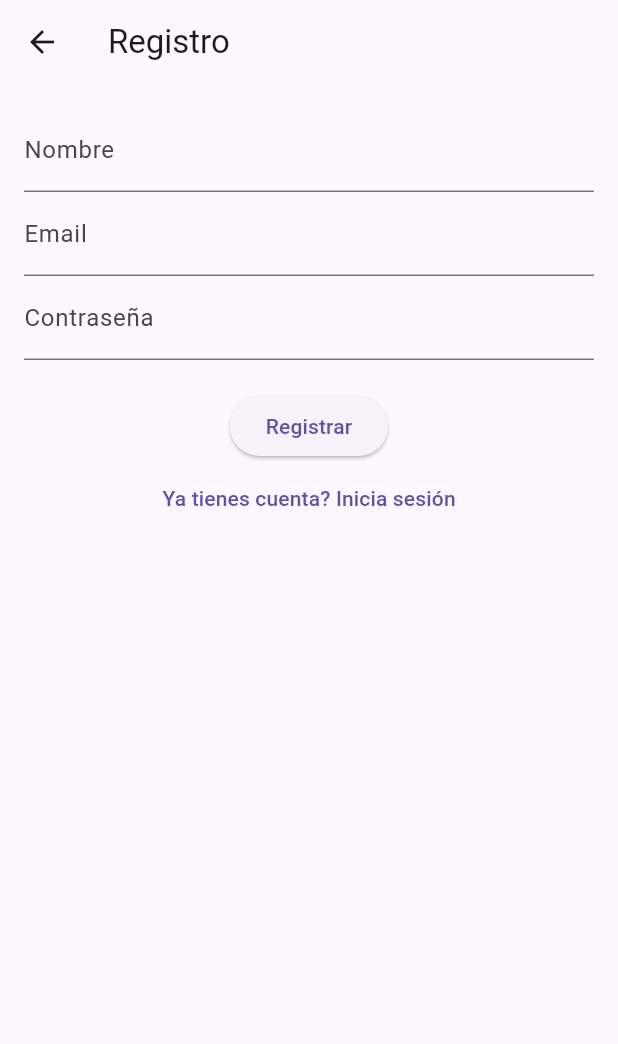
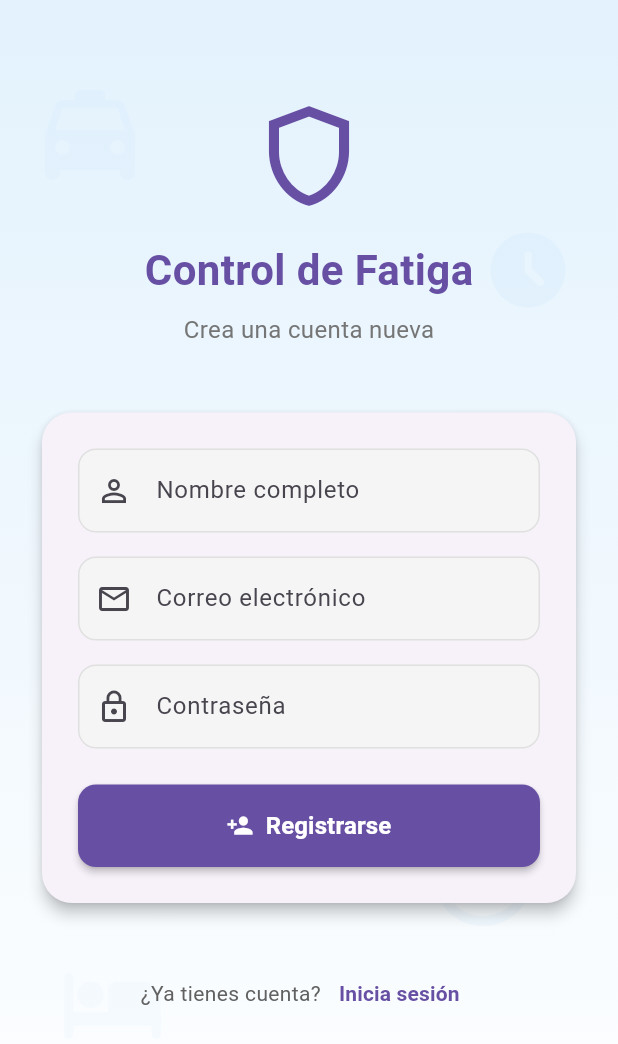
Before and after one commit to Andresch2/driver_fatigue, a Flutter app: the RegisterPage screen opened by its route, on a phone screen of 412 x 824 dp. Shown: the top 1044 px of the screen. Run offline on Flutter 3.47's test engine with Material 3 defaults, Android fonts, the phone set to English and light mode, and no system bars; our stand-ins replace appwrite, get; network calls fail.

Commit message:
Subiendo login y register funcional con sus respectivos widgets

```diff
--- a/lib/app/pages/login_page.dart
+++ b/lib/app/pages/login_page.dart
@@ -5,6 +5,9 @@ import 'package:fatigue_control/app/controllers/user_controller.dart';
 import 'package:fatigue_control/app/data/repositories/user_repository.dart';
 import 'package:fatigue_control/app/routes/app_routes.dart';
 import 'package:fatigue_control/app/utils/validators.dart';
+import 'package:fatigue_control/app/widgets/custom_background.dart';
+import 'package:fatigue_control/app/widgets/custom_button.dart';
+import 'package:fatigue_control/app/widgets/custom_text_field.dart';
 import 'package:flutter/material.dart';
 import 'package:get/get.dart';
 
--- a/lib/app/pages/register_page.dart
+++ b/lib/app/pages/register_page.dart
@@ -1,56 +1,157 @@
+import 'package:appwrite/models.dart' show User;
+import 'package:fatigue_control/app/controllers/analysis_controller.dart';
+import 'package:fatigue_control/app/controllers/auth_controller.dart';
+import 'package:fatigue_control/app/controllers/user_controller.dart';
+import 'package:fatigue_control/app/data/repositories/user_repository.dart';
+import 'package:fatigue_control/app/routes/app_routes.dart';
+import 'package:fatigue_control/app/utils/validators.dart';
+import 'package:fatigue_control/app/widgets/custom_background.dart';
+import 'package:fatigue_control/app/widgets/custom_button.dart';
+import 'package:fatigue_control/app/widgets/custom_text_field.dart';
 import 'package:flutter/material.dart';
 import 'package:get/get.dart';
 
-import '../controllers/user_controller.dart';
-import '../routes/app_routes.dart';
-import '../services/auth_service.dart';
-import '../services/user_database_service.dart';
-
 class RegisterPage extends StatelessWidget {
   RegisterPage({super.key});
+
   final _nameCtrl  = TextEditingController();
   final _emailCtrl = TextEditingController();
   final _passCtrl  = TextEditingController();
-  final _auth      = Get.find<AuthService>();
-  final _userDb    = UserDatabaseService();
+
+  final _authC   = Get.find<AuthController>();
+  final _userDb  = UserRepository();
 
   @override
-  Widget build(BuildContext c) {
+  Widget build(BuildContext context) {
     return Scaffold(
-      appBar: AppBar(title: const Text('Registro')),
-      body: Padding(
-        padding: const EdgeInsets.all(16),
-        child: Column(children: [
-          TextField(controller: _nameCtrl,  decoration: const InputDecoration(labelText: 'Nombre')),
-          TextField(controller: _emailCtrl, decoration: const InputDecoration(labelText: 'Email')),
-          TextField(controller: _passCtrl,  decoration: const InputDecoration(labelText: 'Contraseña'), obscureText: true),
-          const SizedBox(height: 20),
-          ElevatedButton(
-            child: const Text('Registrar'),
-            onPressed: () async {
-              final name  = _nameCtrl.text.trim();
-              final email = _emailCtrl.text.trim();
-              final pass  = _passCtrl.text.trim();
-              if (name.isEmpty || email.isEmpty || pass.isEmpty) {
-                Get.snackbar('Error', 'Completa todos los campos');
-                return;
-              }
-              final user = await _auth.register(email: email, password: pass, name: name);
-              if (user == null) return;
+      body: CustomBackground(
+        child: SingleChildScrollView(
+          padding: const EdgeInsets.all(24),
+          child: SafeArea(
+            child: Column(
+              children: [
+                const SizedBox(height: 40),
+                Icon(Icons.shield_outlined, size: 80, color: Theme.of(context).primaryColor),
+                const SizedBox(height: 16),
+                Text('Control de Fatiga',
+                  style: TextStyle(fontSize: 28, fontWeight: FontWeight.bold, color: Theme.of(context).primaryColor)
+                ),
+                const SizedBox(height: 8),
+                Text('Crea una cuenta nueva', style: TextStyle(fontSize: 16, color: Colors.grey.shade600)),
+                const SizedBox(height: 40),
 
-              await _userDb.createProfile(userId: user.$id, name: name, email: email);
+                Card(
+                  elevation: 4,
+                  shape: RoundedRectangleBorder(borderRadius: BorderRadius.circular(20)),
+                  child: Padding(
+                    padding: const EdgeInsets.all(24),
+                    child: Column(
+                      children: [
+                        CustomTextField(
+                          controller: _nameCtrl,
+                          labelText: 'Nombre completo',
+                          hintText: 'Juan Pérez',
+                          prefixIcon: Icons.person_outline,
+                        ),
+                        const SizedBox(height: 16),
+                        CustomTextField(
+                          controller: _emailCtrl,
+                          labelText: 'Correo electrónico',
+                          hintText: 'ejemplo@email.com',
+                          prefixIcon: Icons.email_outlined,
+                          keyboardType: TextInputType.emailAddress,
+                        ),
+                        const SizedBox(height: 16),
+                        CustomTextField(
+                          controller: _passCtrl,
+                          labelText: 'Contraseña',
+                          prefixIcon: Icons.lock_outline,
+                          obscureText: true,
+                        ),
+                        const SizedBox(height: 24),
 
-              Get.find<UserController>()
-                .setUser(userId: user.$id, userName: name, userEmail: email);
-              Get.offAllNamed(AppRoutes.home);
-            },
+                        Obx(() => CustomButton(
+                          text: 'Registrarse',
+                          icon: Icons.person_add,
+                          isLoading: _authC.isLoading.value,
+                          onPressed: _handleRegister,
+                        )),
+                      ],
+                    ),
+                  ),
+                ),
+
+                const SizedBox(height: 32),
+                Row(
+                  mainAxisAlignment: MainAxisAlignment.center,
+                  children: [
+                    Text('¿Ya tienes cuenta?', style: TextStyle(color: Colors.grey.shade700)),
+                    TextButton(
+                      onPressed: () => Get.toNamed(AppRoutes.login),
+                      child: const Text('Inicia sesión', style: TextStyle(fontWeight: FontWeight.bold)),
+                    ),
+                  ],
+                ),
+              ],
+            ),
           ),
-          TextButton(
-            child: const Text('Ya tienes cuenta? Inicia sesión'),
-            onPressed: () => Get.toNamed(AppRoutes.login),
-          ),
-        ]),
+        ),
       ),
     );
   }
+
+  Future<void> _handleRegister() async {
+    final name  = _nameCtrl .text.trim();
+    final email = _emailCtrl.text.trim();
+    final pass  = _passCtrl .text.trim();
+
+    if (name.isEmpty || email.isEmpty || pass.isEmpty) {
+      Get.snackbar('Error', 'Completa todos los campos',
+        backgroundColor: Colors.red.shade50,
+        colorText: Colors.red.shade800,
+        icon: const Icon(Icons.error_outline, color: Colors.red),
+      );
+      return;
+    }
+    if (!Validators.isValidEmail(email)) {
+      Get.snackbar('Error', 'Correo inválido',
+        backgroundColor: Colors.red.shade50,
+        colorText: Colors.red.shade800,
+        icon: const Icon(Icons.error_outline, color: Colors.red),
+      );
+      return;
+    }
+
+    final ok = await _authC.register(email: email, password: pass, name: name);
+    if (!ok) return;
+
+    try {
+      final User me = _authC.user.value!;
+      await _userDb.registerUser(
+        userId: me.$id,
+        name: name,
+        email: email,
+        password: pass,
+      );
+    } catch (e) {
+      Get.snackbar('Error', 'No se pudo guardar perfil: $e',
+        backgroundColor: Colors.red.shade50,
+        colorText: Colors.red.shade800,
+      );
+      return;
+    }
+
+    final uc = Get.find<UserController>();
+    uc.setUser(id: _authC.user.value!.$id, nombreUsuario: name, correo: email);
+
+    final ac = Get.find<AnalysisController>();
+    ac.setUserId(_authC.user.value!.$id);
+
+    Get.snackbar('¡Listo!', 'Registro exitoso',
+      backgroundColor: Colors.green.shade50,
+      colorText: Colors.green.shade800,
+      icon: const Icon(Icons.check_circle, color: Colors.green),
+    );
+    Get.offAllNamed(AppRoutes.home);
+  }
 }
--- /dev/null
+++ b/lib/app/widgets/custom_background.dart
@@ -0,0 +1,95 @@
+// lib/app/widgets/backgrounds/custom_background.dart
+import 'package:flutter/material.dart';
+
+class CustomBackground extends StatelessWidget {
+  final Widget child;
+  final Color? backgroundColor;
+  final bool showIcons;
+  final double iconOpacity;
+
+  const CustomBackground({
+    super.key,
+    required this.child,
+    this.backgroundColor,
+    this.showIcons = true,
+    this.iconOpacity = 0.05,
+  });
+
+  @override
+  Widget build(BuildContext context) {
+    return Stack(
+      children: [
+        Container(
+          decoration: BoxDecoration(
+            color: backgroundColor ?? Theme.of(context).scaffoldBackgroundColor,
+            gradient: LinearGradient(
+              begin: Alignment.topCenter,
+              end: Alignment.bottomCenter,
+              colors: [
+                Colors.blue.shade50,
+                Colors.white,
+              ],
+            ),
+          ),
+        ),
+        if (showIcons) _buildBackgroundIcons(),
+        SafeArea(child: child),
+      ],
+    );
+  }
+
+  Widget _buildBackgroundIcons() {
+    return Opacity(
+      opacity: iconOpacity,
+      child: Stack(
+        children: [
+          Positioned(
+            top: 50,
+            left: 20,
+            child: Icon(
+              Icons.local_taxi_rounded,
+              size: 80,
+              color: Colors.blue.shade200,
+            ),
+          ),
+          Positioned(
+            top: 150,
+            right: 30,
+            child: Icon(
+              Icons.access_time_filled_rounded,
+              size: 60,
+              color: Colors.blue.shade300,
+            ),
+          ),
+          Positioned(
+            bottom: 120,
+            left: 40,
+            child: Icon(
+              Icons.hotel_rounded,
+              size: 70,
+              color: Colors.blue.shade200,
+            ),
+          ),
+          Positioned(
+            bottom: 200,
+            right: 50,
+            child: Icon(
+              Icons.face_rounded,
+              size: 80,
+              color: Colors.blue.shade300,
+            ),
+          ),
+          Positioned(
+            top: 300,
+            left: 200,
+            child: Icon(
+              Icons.notifications_active_rounded,
+              size: 50,
+              color: Colors.blue.shade200,
+            ),
+          ),
+        ],
+      ),
+    );
+  }
+}
--- /dev/null
+++ b/lib/app/widgets/custom_button.dart
@@ -0,0 +1,67 @@
+import 'package:flutter/material.dart';
+
+class CustomButton extends StatelessWidget {
+  final String text;
+  final IconData? icon;
+  final VoidCallback onPressed;
+  final bool isLoading;
+  final Color? backgroundColor;
+  final Color? textColor;
+  final double? width;
+
+
+  const CustomButton({
+    super.key,
+    required this.text,
+    this.icon,
+    required this.onPressed,
+    this.isLoading = false,
+    this.backgroundColor,
+    this.textColor,
+    this.width,
+  });
+
+  @override
+  Widget build(BuildContext context) {
+    return SizedBox(
+      width: width ?? double.infinity,
+      child: ElevatedButton(
+        onPressed: isLoading ? null : onPressed,
+        style: ElevatedButton.styleFrom(
+          backgroundColor: backgroundColor ?? Theme.of(context).primaryColor,
+          foregroundColor: textColor ?? Colors.white,
+          padding: const EdgeInsets.symmetric(vertical: 16),
+          shape: RoundedRectangleBorder(
+            borderRadius: BorderRadius.circular(12),
+          ),
+          elevation: 2,
+        ),
+        child: isLoading
+            ? const SizedBox(
+                height: 20,
+                width: 20,
+                child: CircularProgressIndicator(
+                  strokeWidth: 2,
+                  valueColor: AlwaysStoppedAnimation<Color>(Colors.white),
+                ),
+              )
+            : Row(
+                mainAxisSize: MainAxisSize.min,
+                children: [
+                  if (icon != null) ...[
+                    Icon(icon),
+                    const SizedBox(width: 8),
+                  ],
+                  Text(
+                    text,
+                    style: const TextStyle(
+                      fontSize: 16,
+                      fontWeight: FontWeight.bold,
+                    ),
+                  ),
+                ],
+              ),
+      ),
+    );
+  }
+}
--- /dev/null
+++ b/lib/app/widgets/custom_text_field.dart
@@ -0,0 +1,56 @@
+// lib/app/widgets/inputs/custom_text_field.dart
+import 'package:flutter/material.dart';
+
+class CustomTextField extends StatelessWidget {
+  final TextEditingController controller;
+  final String labelText;
+  final String? hintText;
+  final IconData? prefixIcon;
+  final bool obscureText;
+  final String? Function(String?)? validator;
+  final TextInputType keyboardType;
+  final bool isEnabled;
+
+  const CustomTextField({
+    super.key,
+    required this.controller,
+    required this.labelText,
+    this.hintText,
+    this.prefixIcon,
+    this.obscureText = false,
+    this.validator,
+    this.keyboardType = TextInputType.text,
+    this.isEnabled = true,
+  });
+
+  @override
+  Widget build(BuildContext context) {
+    return TextFormField(
+      controller: controller,
+      obscureText: obscureText,
+      keyboardType: keyboardType,
+      enabled: isEnabled,
+      validator: validator,
+      decoration: InputDecoration(
+        labelText: labelText,
+        hintText: hintText,
+        prefixIcon: prefixIcon != null ? Icon(prefixIcon) : null,
+        border: OutlineInputBorder(
+          borderRadius: BorderRadius.circular(12),
+          borderSide: BorderSide(color: Theme.of(context).primaryColor),
+        ),
+        enabledBorder: OutlineInputBorder(
+          borderRadius: BorderRadius.circular(12),
+          borderSide: BorderSide(color: Colors.grey.shade300),
+        ),
+        focusedBorder: OutlineInputBorder(
+          borderRadius: BorderRadius.circular(12),
+          borderSide: BorderSide(color: Theme.of(context).primaryColor, width: 2),
+        ),
+        filled: true,
+        fillColor: Colors.grey.shade100,
+        contentPadding: const EdgeInsets.symmetric(horizontal: 16, vertical: 16),
+      ),
+    );
+  }
+}
--- a/lib/main.dart
+++ b/lib/main.dart
@@ -1,15 +1,16 @@
+import 'package:fatigue_control/app/controllers/auth_controller.dart';
 import 'package:flutter/material.dart';
 import 'package:get/get.dart';
 
 import 'app/controllers/user_controller.dart';
 import 'app/routes/app_pages.dart';
 import 'app/routes/app_routes.dart';
-import 'app/services/auth_service.dart';
+
 
 void main() {
   WidgetsFlutterBinding.ensureInitialized();
 
-  Get.put(AuthService(),    permanent: true);
+  Get.put(AuthController(),    permanent: true);
   Get.put(UserController(), permanent: true);
   runApp(const MyApp());
 }
```
